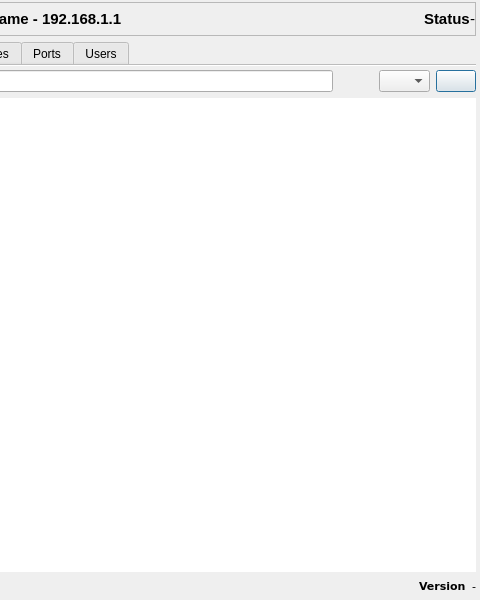
The window that ui/opensnitch/res/stats.ui (evilsocket/opensnitch) describes before a commit, drawn with Qt 5; both pictures show x 383 to 863 and y 0 to 600 of the 863 by 600 pixel window.
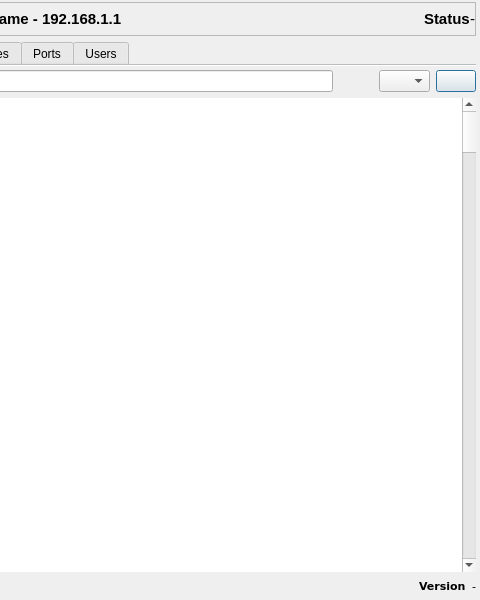
The same window after the commit. Icons and pictures are not drawn. Custom widgets are drawn as their Qt base class.

Commit message: Add a custom view/model to display the connections list more efficiently than currently with QSqlQueryModel.     The major steps are:

```diff
--- a/ui/opensnitch/res/stats.ui
+++ b/ui/opensnitch/res/stats.ui
@@ -454,7 +454,12 @@
         </layout>
        </item>
        <item>
-        <widget class="QTreeView" name="eventsTable">
+       <layout class="QHBoxLayout" name="horizontalLayout_16">
+        <property name="spacing">
+         <number>0</number>
+        </property>
+        <item>
+          <widget class="ConnectionsTableView" name="eventsTable">
          <property name="styleSheet">
           <string notr="true"/>
          </property>
@@ -467,19 +472,25 @@
          <property name="autoScroll">
           <bool>false</bool>
          </property>
-         <property name="verticalScrollMode">
-          <enum>QAbstractItemView::ScrollPerPixel</enum>
-         </property>
-         <property name="indentation">
-          <number>10</number>
-         </property>
-         <property name="uniformRowHeights">
-          <bool>true</bool>
-         </property>
-         <property name="animated">
-          <bool>true</bool>
-         </property>
-        </widget>
+          <property name="editTriggers">
+            <set>QAbstractItemView::NoEditTriggers</set>
+           </property>
+           <property name="selectionBehavior">
+            <enum>QAbstractItemView::SelectRows</enum>
+           </property>
+          </widget>
+        </item>
+        <item>
+          <widget class="QScrollBar" name="connectionsTableScrollBar">
+           <property name="styleSheet">
+            <string notr="true"/>
+           </property>
+           <property name="orientation">
+            <enum>Qt::Vertical</enum>
+           </property>
+          </widget>
+         </item>
+       </layout>
        </item>
       </layout>
      </widget>
@@ -1522,6 +1533,13 @@
    </item>
   </layout>
  </widget>
+  <customwidgets>
+  <customwidget>
+   <class>ConnectionsTableView</class>
+   <extends>QTableView</extends>
+   <header>customwidgets</header>
+  </customwidget>
+ </customwidgets>
  <resources/>
  <connections/>
 </ui>
```
Lines whose indentation alone changed are shown as unchanged. The commit also changes 3 other files.
